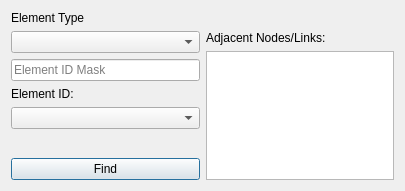
Old version of the form ui/qgisred_findElements_dialog.ui in the repository Ingeniousware/QGISRed-BID.
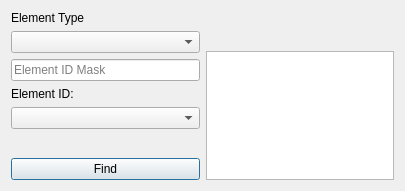
New version of the form.

Diff of the .ui file:
```diff
--- a/ui/qgisred_findElements_dialog.ui
+++ b/ui/qgisred_findElements_dialog.ui
@@ -89,7 +89,7 @@
        <item>
         <widget class="QLabel" name="label_4">
          <property name="text">
-          <string>Adjacent Nodes/Links:</string>
+          <string/>
          </property>
         </widget>
        </item>
```
Left out of the diff: 2 changed lines with no effect on the pictures.
